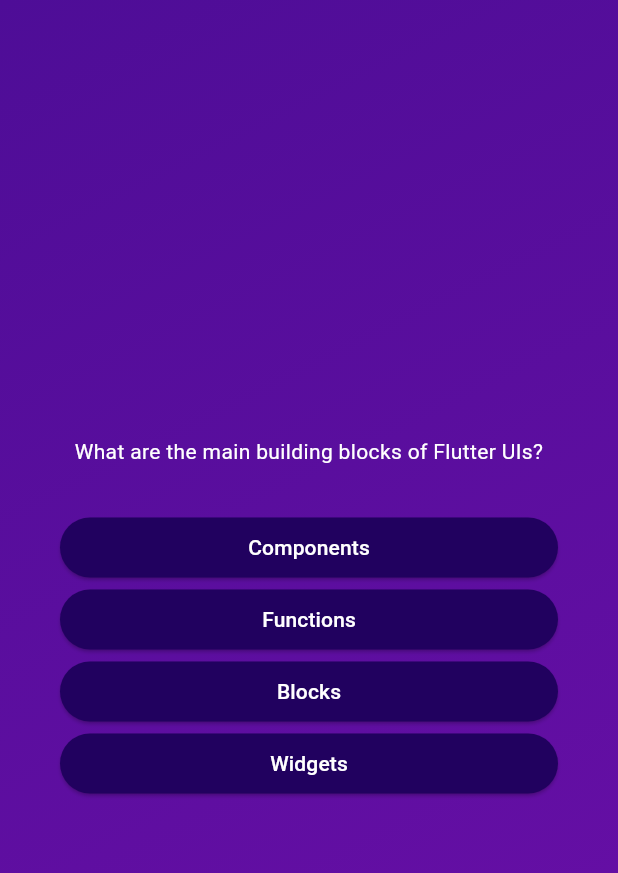
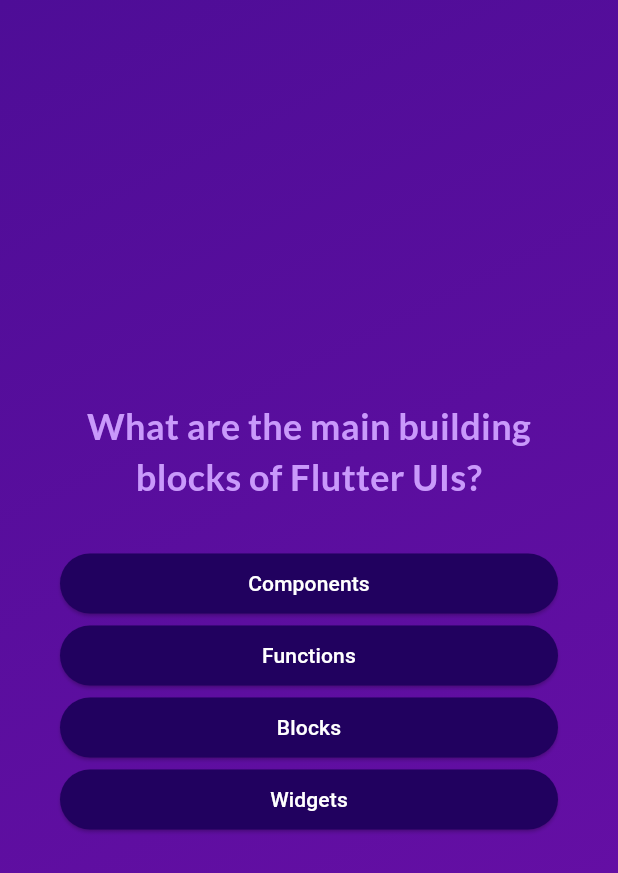
Before and after one commit to bdsarker/FlutterQuizApp, a Flutter app: the screen it shows after launch, after a tap on "Start Quiz", on a phone screen of 412 x 824 dp. Shown: the top 873 px of the screen. Run offline on Flutter 3.47's test engine with Material 3 defaults, Android fonts, the light colour scheme and no system bars; our stand-ins replace google_fonts.

Commit message:
13 Google Fonts

```diff
--- a/lib/answer_button.dart
+++ b/lib/answer_button.dart
@@ -25,7 +25,10 @@
           borderRadius: BorderRadius.circular(40),
         ),
       ),
-      child: Text(answerText),
+      child: Text(
+        answerText,
+        textAlign: TextAlign.center,
+      ),
     );
   }
 }
--- a/lib/questions_screen.dart
+++ b/lib/questions_screen.dart
@@ -1,4 +1,5 @@
 import 'package:flutter/material.dart';
+import 'package:google_fonts/google_fonts.dart';
 
 import 'package:basic2quiz/answer_button.dart';
 import 'package:basic2quiz/data/questions.dart';
@@ -37,8 +38,10 @@
           children: [
             Text(
               currentQuestion.text,
-              style: const TextStyle(
-                color: Colors.white,
+              style: GoogleFonts.lato(
+                color: const Color.fromARGB(255, 201, 153, 251),
+                fontSize: 24,
+                fontWeight: FontWeight.bold,
               ),
               textAlign: TextAlign.center,
             ),
--- a/lib/start_screen.dart
+++ b/lib/start_screen.dart
@@ -1,4 +1,5 @@
 import 'package:flutter/material.dart';
+import 'package:google_fonts/google_fonts.dart';
 
 class StartScreen extends StatelessWidget {
   const StartScreen(this.startQuiz, {super.key});
@@ -24,10 +25,10 @@
           //   ),
           // ),
           const SizedBox(height: 80),
-          const Text(
+          Text(
             'Learn Flutter the fun way!',
-            style: TextStyle(
-              color: Color.fromARGB(255, 237, 223, 252),
+            style: GoogleFonts.lato(
+              color: const Color.fromARGB(255, 237, 223, 252),
               fontSize: 24,
             ),
           ),
```
